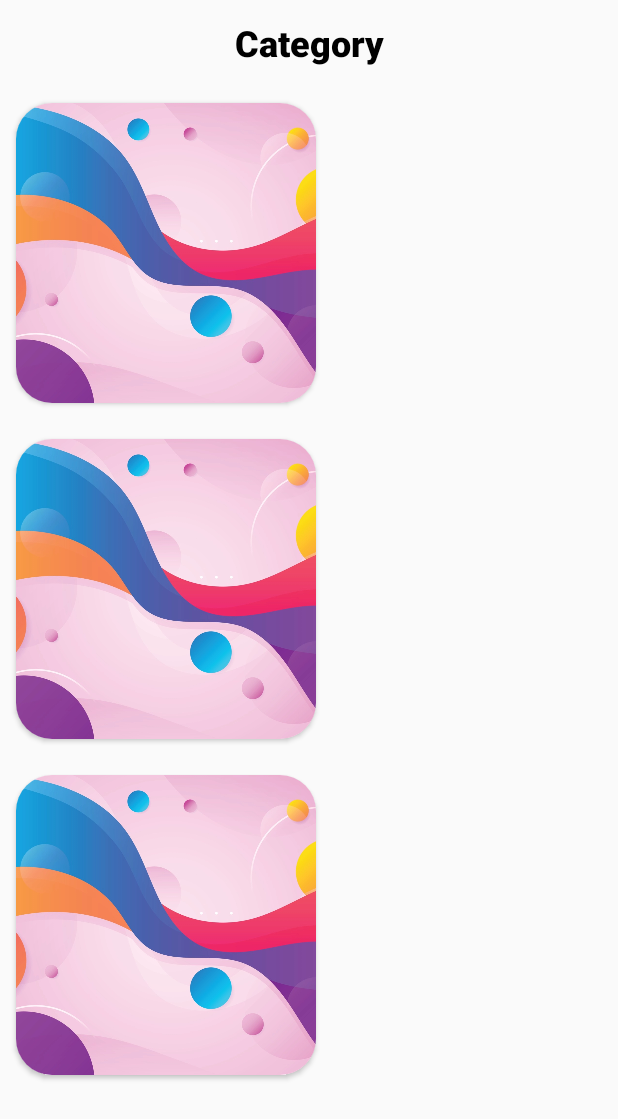
After one commit to a-smolentsev/pixpicture, an Android app: the layout fragment_images_list.xml on its own in the app's theme, with its tools: preview values and no code run, on a phone screen of 412 x 824 dp. The commit adds this screen. Shown: the top 1119 px of the screen. Run offline under Robolectric (Android 15) with nearby library versions, the phone set to English and light mode, and no system bars; network calls fail.

Commit message:
Изображения загружаются

```diff
--- a/app/src/main/AndroidManifest.xml
+++ b/app/src/main/AndroidManifest.xml
@@ -2,7 +2,7 @@
 <manifest xmlns:android="http://schemas.android.com/apk/res/android"
     xmlns:tools="http://schemas.android.com/tools"
     package="com.smolentsev.pixpicture">
-
+    <uses-permission android:name="android.permission.INTERNET"/>
     <application
         android:allowBackup="true"
         android:dataExtractionRules="@xml/data_extraction_rules"
@@ -13,6 +13,7 @@
         android:supportsRtl="true"
         android:theme="@style/Theme.Pixpicture"
         tools:targetApi="31">
+
         <activity
             android:name=".presentation.MainActivity"
             android:exported="true">
--- a/app/src/main/java/com/smolentsev/pixpicture/domain/entity/Category.kt
+++ b/app/src/main/java/com/smolentsev/pixpicture/domain/entity/Category.kt
@@ -1,6 +1,8 @@
 package com.smolentsev.pixpicture.domain.entity
+
+import java.io.Serializable
 
 data class Category (
     val id: Int,
     val name: String
-    )
+    ): Serializable
--- a/app/src/main/java/com/smolentsev/pixpicture/presentation/CategoryViewModel.kt
+++ b/app/src/main/java/com/smolentsev/pixpicture/presentation/viewmodel/CategoryViewModel.kt
@@ -1,4 +1,4 @@
-package com.smolentsev.pixpicture.presentation
+package com.smolentsev.pixpicture.presentation.viewmodel
 
 import androidx.lifecycle.ViewModel
 import com.smolentsev.pixpicture.data.RepositoryAppImpl
@@ -9,4 +9,5 @@ class CategoryViewModel: ViewModel() {
     private val getCategoryListUseCase = GetCategoryListUseCase(repository)
 
     val categoryList = getCategoryListUseCase()
+
 }
--- a/app/src/main/res/layout/activity_main.xml
+++ b/app/src/main/res/layout/activity_main.xml
@@ -1,7 +1,7 @@
 <?xml version="1.0" encoding="utf-8"?>
 <androidx.fragment.app.FragmentContainerView xmlns:android="http://schemas.android.com/apk/res/android"
     xmlns:tools="http://schemas.android.com/tools"
-    android:id="@+id/category_container"
+    android:id="@+id/main_container"
     android:name="com.smolentsev.pixpicture.presentation.CategoryFragment"
     android:layout_width="match_parent"
     android:layout_height="match_parent"
--- /dev/null
+++ b/app/src/main/res/layout/fragment_images_list.xml
@@ -0,0 +1,37 @@
+<?xml version="1.0" encoding="utf-8"?>
+<FrameLayout xmlns:android="http://schemas.android.com/apk/res/android"
+    xmlns:app="http://schemas.android.com/apk/res-auto"
+    xmlns:tools="http://schemas.android.com/tools"
+    android:layout_width="match_parent"
+    android:layout_height="match_parent"
+    tools:context=".presentation.ImagesListFragment">
+    <RelativeLayout
+        android:id="@+id/container"
+        android:layout_width="match_parent"
+        android:layout_height="match_parent">
+        <TextView
+            android:id="@+id/categoryName"
+            android:layout_width="match_parent"
+            android:layout_height="wrap_content"
+            android:layout_margin="8dp"
+            android:gravity="center"
+            android:padding="4dp"
+            android:text="Category"
+            android:textAlignment="center"
+            android:fontFamily="sans-serif-black"
+            android:textAppearance="@style/TextAppearance.AppCompat.Body1"
+            android:textColor="@color/black"
+            android:textSize="24sp" />
+
+        <androidx.recyclerview.widget.RecyclerView
+            android:id="@+id/allImageRV"
+            android:layout_width="match_parent"
+            android:layout_height="match_parent"
+            android:layout_below="@id/categoryName"
+            tools:listitem="@layout/images_adapter" />
+
+    </RelativeLayout>
+
+
+
+</FrameLayout>
--- /dev/null
+++ b/app/src/main/res/layout/images_adapter.xml
@@ -0,0 +1,32 @@
+<?xml version="1.0" encoding="utf-8"?>
+<androidx.cardview.widget.CardView xmlns:android="http://schemas.android.com/apk/res/android"
+    xmlns:app="http://schemas.android.com/apk/res-auto"
+    android:id="@+id/cardview"
+    android:layout_width="wrap_content"
+    android:layout_height="wrap_content"
+    android:orientation="vertical"
+    android:layout_marginStart="1dp"
+    android:layout_marginTop="1dp"
+    android:layout_marginEnd="1dp"
+    android:layout_marginBottom="1dp"
+    app:cardCornerRadius="24dp"
+    app:cardElevation="2dp"
+    app:cardUseCompatPadding="true">
+
+    <LinearLayout
+        android:id="@+id/linearLayout"
+        android:layout_width="wrap_content"
+        android:layout_height="wrap_content"
+        android:orientation="vertical">
+
+    <ImageView
+        android:id="@+id/imagePreview"
+        android:layout_width="200dp"
+        android:layout_height="200dp"
+        app:srcCompat="@drawable/background"
+        android:scaleType="centerCrop"
+
+        />
+    </LinearLayout>
+
+</androidx.cardview.widget.CardView>
--- a/build.gradle
+++ b/build.gradle
@@ -3,6 +3,7 @@ plugins {
     id 'com.android.application' version '7.2.2' apply false
     id 'com.android.library' version '7.2.2' apply false
     id 'org.jetbrains.kotlin.android' version '1.7.10' apply false
+
 }
 
 task clean(type: Delete) {
```
Also changed, not shown: app/build.gradle (+24 -1 lines), app/src/main/java/com/smolentsev/pixpicture/data/Hit.kt (added, +53 -0 lines), app/src/main/java/com/smolentsev/pixpicture/data/ImageApi.kt (added, +12 -0 lines), app/src/main/java/com/smolentsev/pixpicture/data/ImagesCategory.kt (added, +15 -0 lines), app/src/main/java/com/smolentsev/pixpicture/data/RetrofitInstance.kt (added, +15 -0 lines), app/src/main/java/com/smolentsev/pixpicture/domain/CategoryImageSet.kt (added, +20 -0 lines), app/src/main/java/com/smolentsev/pixpicture/presentation/CategoryFragment.kt (+19 -23 lines), app/src/main/java/com/smolentsev/pixpicture/presentation/CategoryImageSet.kt (deleted, +0 -21 lines), app/src/main/java/com/smolentsev/pixpicture/presentation/ImagesListFragment.kt (added, +83 -0 lines), app/src/main/java/com/smolentsev/pixpicture/presentation/adapter/CategoryAdapter.kt (renamed from app/src/main/java/com/smolentsev/pixpicture/presentation/CategoryAdapter.kt, +2 -5 lines), app/src/main/java/com/smolentsev/pixpicture/presentation/adapter/ImageAllAdapter.kt (added, +53 -0 lines), app/src/main/java/com/smolentsev/pixpicture/presentation/viewmodel/ImageListViewModel.kt (added, +32 -0 lines).
